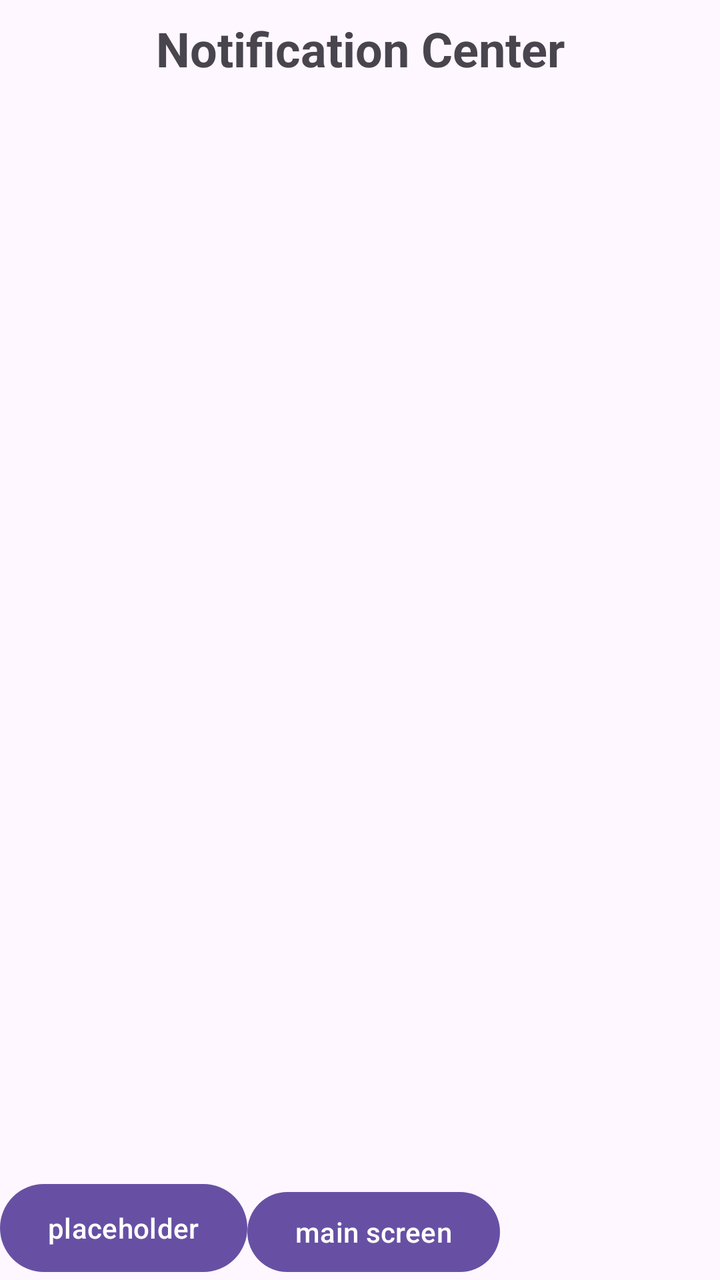
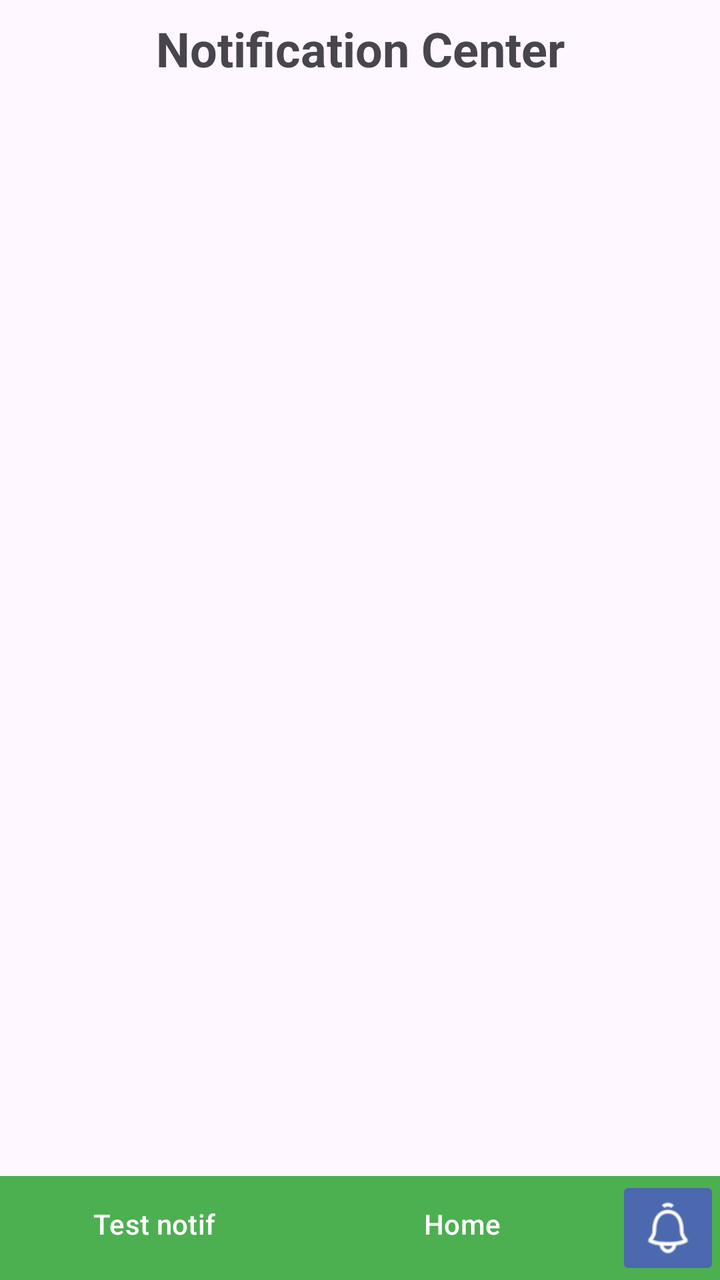

Screens rendered from an Android XML layout before and after an edit, with the pre-edit source and the edit as a unified diff.
<!-- AndroidManifest.xml: application theme Theme.COSC341_Step4 -->
<!-- res/layout/activity_notification_center.xml -->
<?xml version="1.0" encoding="utf-8"?>
<androidx.constraintlayout.widget.ConstraintLayout xmlns:android="http://schemas.android.com/apk/res/android"
    xmlns:app="http://schemas.android.com/apk/res-auto"
    xmlns:tools="http://schemas.android.com/tools"
    android:id="@+id/main"
    android:layout_width="match_parent"
    android:layout_height="match_parent"
    tools:context=".notifications.NotificationCenter">

    <Button
        android:id="@+id/button"
        android:layout_width="wrap_content"
        android:layout_height="52dp"
        android:onClick="test"
        android:text="placeholder"
        app:layout_constraintBottom_toBottomOf="parent"
        app:layout_constraintStart_toStartOf="parent" />

    <androidx.recyclerview.widget.RecyclerView
        android:id="@+id/Recycler"
        android:layout_width="0dp"
        android:layout_height="0dp"
        android:layout_marginTop="16dp"
        app:layout_constraintBottom_toTopOf="@+id/button"
        app:layout_constraintEnd_toEndOf="parent"
        app:layout_constraintStart_toStartOf="parent"
        app:layout_constraintTop_toBottomOf="@+id/textView2" />

    <Button
        android:id="@+id/button2"
        android:layout_width="wrap_content"
        android:layout_height="wrap_content"
        android:onClick="backToMain"
        android:text="main screen"
        app:layout_constraintBottom_toBottomOf="parent"
        app:layout_constraintStart_toEndOf="@+id/button" />

    <TextView
        android:id="@+id/textView2"
        android:layout_width="wrap_content"
        android:layout_height="wrap_content"
        android:layout_marginTop="8dp"
        android:text="Notification Center"
        android:textSize="24sp"
        android:textStyle="bold"
        app:layout_constraintEnd_toEndOf="parent"
        app:layout_constraintHorizontal_bias="0.5"
        app:layout_constraintStart_toStartOf="parent"
        app:layout_constraintTop_toTopOf="parent" />

</androidx.constraintlayout.widget.ConstraintLayout>
<!-- resources referenced by this layout -->
<resources>
  <style name="Theme.COSC341_Step4" parent="Base.Theme.COSC341_Step4" />
  <style name="Base.Theme.COSC341_Step4" parent="Theme.Material3.DayNight.NoActionBar">
          
          
      </style>
</resources>

<!-- the commit's change to res/layout/activity_notification_center.xml (unified diff, before → after) -->
@@ -7,33 +7,15 @@
     android:layout_height="match_parent"
     tools:context=".notifications.NotificationCenter">
 
-    <Button
-        android:id="@+id/button"
-        android:layout_width="wrap_content"
-        android:layout_height="52dp"
-        android:onClick="test"
-        android:text="placeholder"
-        app:layout_constraintBottom_toBottomOf="parent"
-        app:layout_constraintStart_toStartOf="parent" />
-
     <androidx.recyclerview.widget.RecyclerView
         android:id="@+id/Recycler"
         android:layout_width="0dp"
         android:layout_height="0dp"
         android:layout_marginTop="16dp"
-        app:layout_constraintBottom_toTopOf="@+id/button"
+        app:layout_constraintBottom_toTopOf="@+id/bottom_nav_bar"
         app:layout_constraintEnd_toEndOf="parent"
         app:layout_constraintStart_toStartOf="parent"
         app:layout_constraintTop_toBottomOf="@+id/textView2" />
-
-    <Button
-        android:id="@+id/button2"
-        android:layout_width="wrap_content"
-        android:layout_height="wrap_content"
-        android:onClick="backToMain"
-        android:text="main screen"
-        app:layout_constraintBottom_toBottomOf="parent"
-        app:layout_constraintStart_toEndOf="@+id/button" />
 
     <TextView
         android:id="@+id/textView2"
@@ -48,4 +30,44 @@
         app:layout_constraintStart_toStartOf="parent"
         app:layout_constraintTop_toTopOf="parent" />
 
+    <LinearLayout
+        android:id="@+id/bottom_nav_bar"
+        android:layout_width="0dp"
+        android:layout_height="wrap_content"
+        android:orientation="horizontal"
+        android:background="#4CAF50"
+        app:layout_constraintBottom_toBottomOf="parent"
+        app:layout_constraintStart_toStartOf="parent"
+        app:layout_constraintEnd_toEndOf="parent">
+
+        <Button
+            android:id="@+id/test"
+            android:layout_width="0dp"
+            android:layout_height="wrap_content"
+            android:layout_weight="1"
+            android:backgroundTint="#4CAF50"
+            android:onClick="test"
+            android:text="Test notif"
+            android:textColor="#FFFFFF" />
+
+        <Button
+            android:id="@+id/homeButton"
+            android:layout_width="0dp"
+            android:layout_height="wrap_content"
+            android:layout_weight="1"
+            android:backgroundTint="#4CAF50"
+            android:onClick="backToMain"
+            android:text="Home"
+            android:textColor="#FFFFFF" />
+
+        <ImageButton
+            android:id="@+id/imageButton2"
+            android:layout_width="52dp"
+            android:layout_height="52dp"
+            android:backgroundTint="#4C68AE"
+            android:scaleType="fitCenter"
+            app:srcCompat="@drawable/bell" />
+
+    </LinearLayout>
+
 </androidx.constraintlayout.widget.ConstraintLayout>
<!-- resource entries referenced after the edit -->
@@ -1,5 +1,6 @@
 <!-- resources referenced by this layout -->
 <resources>
+  <!-- drawable bell: png bitmap (drawable, 1465 bytes) -->
   <style name="Theme.COSC341_Step4" parent="Base.Theme.COSC341_Step4" />
   <style name="Base.Theme.COSC341_Step4" parent="Theme.Material3.DayNight.NoActionBar">
           
